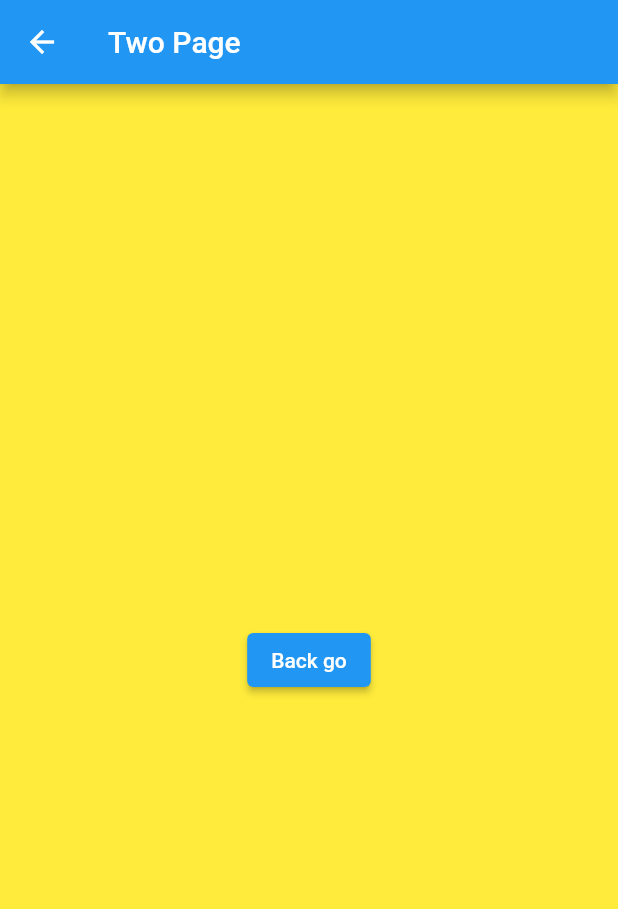
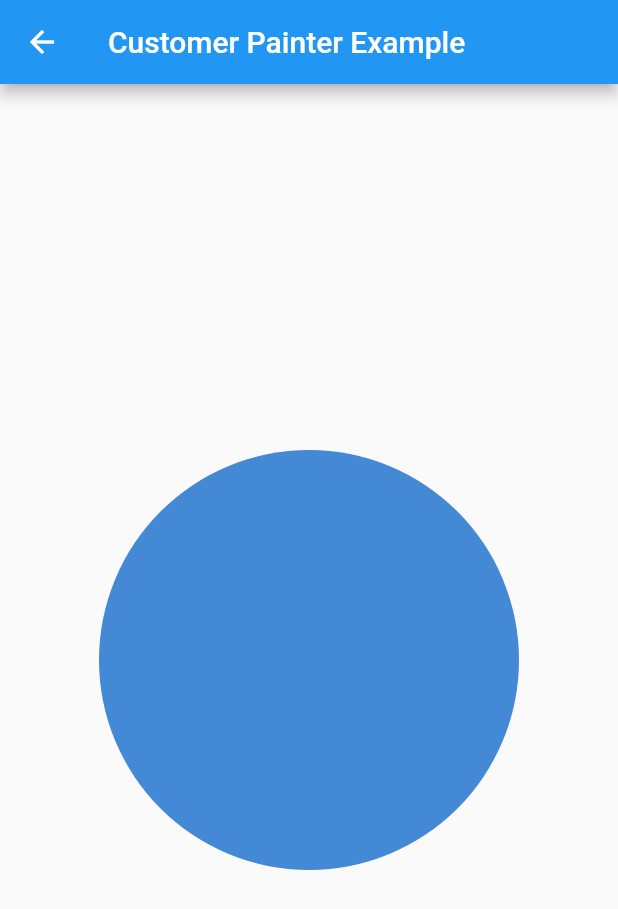
Before and after one commit to samro123/animationsFlutter, a Flutter app: the screen it shows after launch, after a tap on "Animated Aligin Example", on a phone screen of 412 x 824 dp. Shown: the top 909 px of the screen. Run offline on Flutter 3.47's test engine with Material 2 defaults, Android fonts, the phone set to English and light mode, and no system bars.

Commit message:
Customer painter

```diff
--- a/lib/main.dart
+++ b/lib/main.dart
@@ -1,14 +1,6 @@
-import 'package:animations/page_transitions/enter_exit_route.dart';
-import 'package:animations/page_transitions/page_fade_transition.dart';
-import 'package:animations/page_transitions/page_mix_scale_rotate_transition.dart';
-import 'package:animations/page_transitions/page_mix_size_fade.dart';
-import 'package:animations/page_transitions/rotation_route.dart';
-import 'package:animations/page_transitions/scale_transition_route.dart';
-import 'package:animations/page_transitions/size_route.dart';
-import 'package:animations/page_transitions/slide_right_route.dart';
+import 'package:animations/more_animation/customer_painter.dart';
 import 'package:flutter/material.dart';
 
-import 'page_transitions/page_two.dart';
 
 void main() {
   runApp(const MyApp());
@@ -48,43 +40,9 @@ class _MyHomeState extends State<MyHome> {
           children: [
             ElevatedButton(
                 onPressed: () {
-                  Navigator.of(context).push(PageFadeTransition(const PageTwo()));
+                  Navigator.push(context, MaterialPageRoute(builder: (context) => const CustomerPainterExample(),));
                 }, child: Text("Animated Aligin Example")),
 
-            ElevatedButton(
-                onPressed: () {
-                  Navigator.of(context).push(SlideRightRoute(const PageTwo()));
-                }, child: Text("Animated Aligin Example 2 ")),
-
-            ElevatedButton(
-                onPressed: () {
-                  Navigator.of(context).push(PageRotateTransition(const PageTwo()));
-                }, child: Text("Animated Aligin Example 3 ")),
-
-            ElevatedButton(
-                onPressed: () {
-                  Navigator.of(context).push(SizeRoute(const PageTwo()));
-                }, child: Text("Animated Aligin Example 4")),
-
-            ElevatedButton(
-                onPressed: () {
-                  Navigator.of(context).push(EnterExitRoute(this.widget, PageTwo()));
-                }, child: Text("Animated Aligin Example 5")),
-
-            ElevatedButton(
-                onPressed: () {
-                  Navigator.of(context).push(PageScaleTransition(const PageTwo()));
-                }, child: Text("Animated Aligin Example 4")),
-
-            ElevatedButton(
-                onPressed: () {
-                  Navigator.of(context).push(PageMixSizeFadeTrasition(const PageTwo()));
-                }, child: Text("Animated Aligin Example 7")),
-
-            ElevatedButton(
-                onPressed: () {
-                  Navigator.of(context).push(PageMixScaleRotateTransition(const PageTwo()));
-                }, child: Text("Animated Aligin Example 8")),
 
           ],
         ),
--- /dev/null
+++ b/lib/more_animation/customer_painter.dart
@@ -0,0 +1,82 @@
+import 'package:flutter/material.dart';
+
+class CustomerPainterExample extends StatefulWidget {
+  const CustomerPainterExample({Key? key}) : super(key: key);
+
+  @override
+  State<CustomerPainterExample> createState() => _CustomerPainterExampleState();
+}
+
+class _CustomerPainterExampleState extends State<CustomerPainterExample>
+    with SingleTickerProviderStateMixin {
+
+  late AnimationController _animationController;
+  late Animation<double> _sizeAnimation;
+  late Animation<Color?> _colorAnimation;
+
+  @override
+  void initState() {
+    _animationController = AnimationController(
+      vsync: this,
+      duration: const Duration(seconds: 1)
+    );
+
+    _sizeAnimation = Tween<double>(begin: 50, end: 150).animate(_animationController);
+    _colorAnimation = ColorTween(begin: Colors.red, end:Colors.blue).animate(
+      CurvedAnimation(parent: _animationController, curve: Curves.easeIn)
+    );
+    _animationController.repeat(reverse: true);
+    super.initState();
+  }
+
+  @override
+  void dispose() {
+    _animationController.dispose();
+    super.dispose();
+  }
+  @override
+  Widget build(BuildContext context) {
+    return Scaffold(
+      appBar: AppBar(
+        title: const Text("Customer Painter Example"),
+      ),
+      body: Center(
+        child: AnimatedBuilder(
+          animation: _animationController,
+          builder: (context, child) {
+
+            return CustomPaint(
+              painter: CirclePaint(
+                _sizeAnimation.value,
+                _colorAnimation.value ?? Colors.red
+              ),
+              size: const Size.square(200),
+            );
+          },
+        ),
+      ),
+    );
+  }
+}
+
+class CirclePaint extends CustomPainter{
+  final Color _color;
+  final double _size;
+  CirclePaint(this._size, this._color);
+
+  @override
+  void paint(Canvas canvas, Size size) {
+    final paint = Paint();
+    paint.color = _color;
+    paint.style = PaintingStyle.fill;
+
+    canvas.drawCircle(Offset(size.width /2, size.height / 2), _size, paint);
+  }
+
+  @override
+  bool shouldRepaint(CirclePaint oldDelegate) {
+      return (_size != oldDelegate._size || _color != oldDelegate._color);
+  }
+
+
+}
--- a/lib/page_transitions/page_fade_transition.dart
+++ /dev/null
@@ -1,15 +0,0 @@
-import 'package:flutter/material.dart';
-
-class PageFadeTransition extends PageRouteBuilder{
-
-  final dynamic page;
-  PageFadeTransition(this.page): super(
-    pageBuilder: (context, animation, secondaryAnimation) => page,
-    transitionsBuilder:  (context, animation, secondaryAnimation, child){
-      return Align(
-        alignment: Alignment.center,
-        child: FadeTransition(opacity: animation, child: child,),
-      );
-    },
-  );
-}
--- a/lib/page_transitions/page_mix_size_fade.dart
+++ /dev/null
@@ -1,18 +0,0 @@
-import 'package:flutter/material.dart';
-
-class PageMixSizeFadeTrasition extends PageRouteBuilder{
-  final Widget page;
-  PageMixSizeFadeTrasition(this.page): super(
-    pageBuilder: (context, animation, secondaryAnimation) => page,
-    transitionsBuilder: (context, animation, secondaryAnimation, child)=>Align(
-      alignment: Alignment.center,
-      child: SizeTransition(
-        sizeFactor: animation,
-        child: FadeTransition(
-          opacity: animation,
-          child: child,
-        ),
-      ),
-    )
-  );
-}
--- a/lib/page_transitions/page_two.dart
+++ /dev/null
@@ -1,22 +0,0 @@
-import 'package:flutter/material.dart';
-class PageTwo extends StatelessWidget {
-  const PageTwo({Key? key}) : super(key: key);
-
-  @override
-  Widget build(BuildContext context) {
-    return Scaffold(
-      appBar: AppBar(
-        title:const Text("Two Page"),
-      ),
-      backgroundColor: Colors.yellow,
-      body: Center(
-        child: ElevatedButton(
-          onPressed: (){
-            Navigator.pop(context);
-          },
-          child: Text("Back go"),
-        ),
-      ),
-    );
-  }
-}
--- a/lib/page_transitions/rotation_route.dart
+++ /dev/null
@@ -1,20 +0,0 @@
-import 'package:flutter/material.dart';
-
-class PageRotateTransition extends PageRouteBuilder {
-  final dynamic page;
-
-  PageRotateTransition(this.page)
-      : super(
-      pageBuilder: (context, animation, secondaryAnimation) => page,
-      transitionsBuilder:
-          (context, animation, secondaryAnimation, child) {
-        // end =1; its number of turns
-        var _animation = Tween<double>(begin: 0, end: 1.0).animate(
-            CurvedAnimation(parent: animation, curve: Curves.linear));
-
-        return RotationTransition(
-          turns: _animation,
-          child: child,
-        );
-      });
-}
--- a/lib/page_transitions/size_route.dart
+++ /dev/null
@@ -1,15 +0,0 @@
-import 'package:flutter/material.dart';
-
-class SizeRoute extends PageRouteBuilder{
-  final Widget page;
-  SizeRoute(this.page):super(
-    pageBuilder: (context, animation, secondaryAnimation) => page,
-    transitionsBuilder: (context, animation, secondaryAnimation, child)=>
-        Align(
-          child: SizeTransition(
-            sizeFactor: animation,
-            child: child,
-          ),
-        )
-  );
-}
```
Also changed, not shown: lib/page_transitions/enter_exit_route.dart (deleted, +0 -27 lines), lib/page_transitions/page_mix_scale_rotate_transition.dart (deleted, +0 -25 lines), lib/page_transitions/scale_transition_route.dart (deleted, +0 -22 lines), lib/page_transitions/slide_right_route.dart (deleted, +0 -14 lines).
